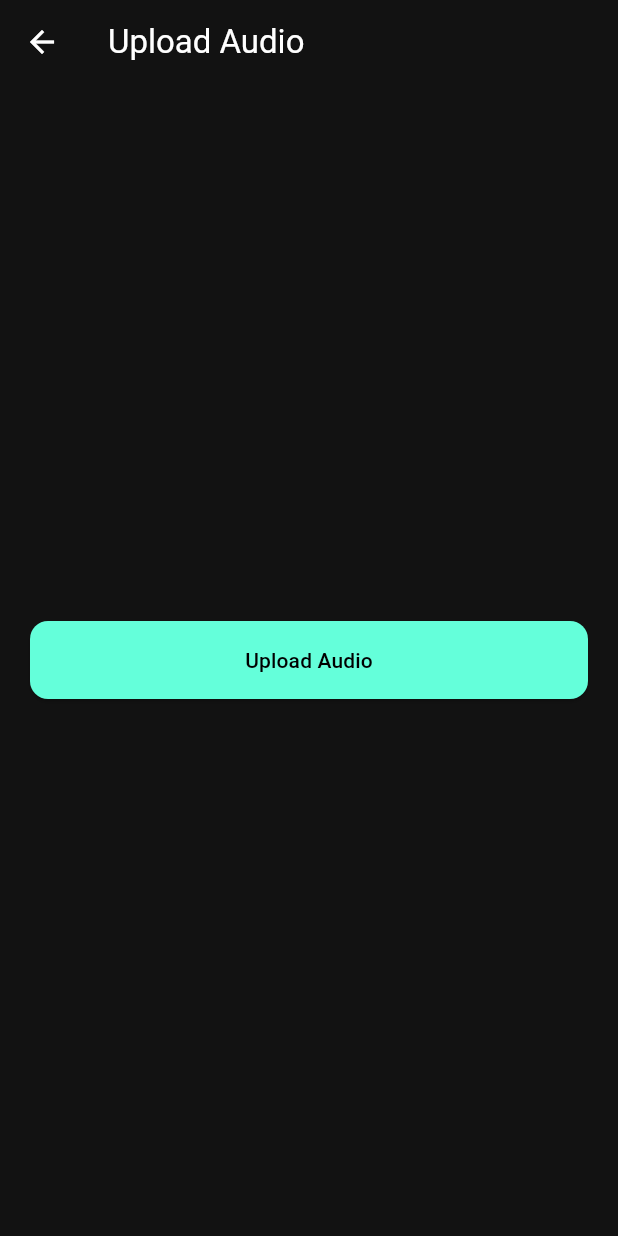
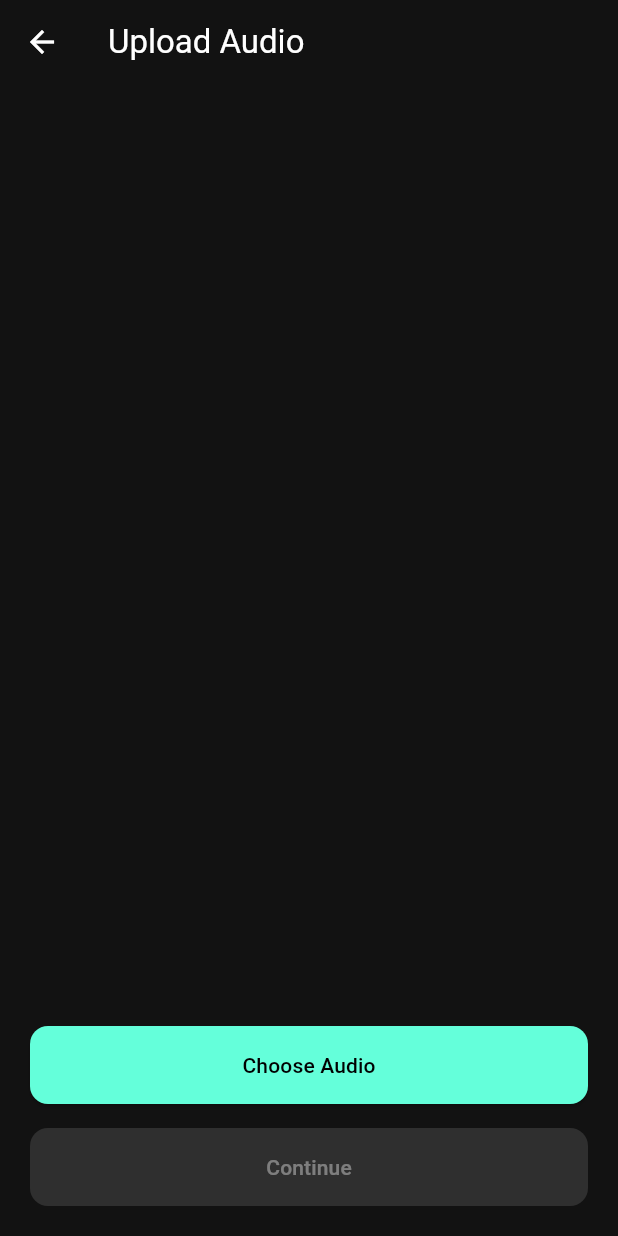
Before and after one commit to AlexPraxedes12/LearnSynth, a Flutter app: the AddContentScreen screen opened by its route, after a tap on "Upload Audio", on a phone screen of 412 x 824 dp. Run offline on Flutter 3.47's test engine with Material 3 defaults, Android fonts, the phone set to English and light mode, and no system bars; our stand-ins replace file_picker.

Commit message:
Replace audio recorder with file picker

```diff
--- a/frontend/learnsynth/lib/constants.dart
+++ b/frontend/learnsynth/lib/constants.dart
@@ -15,7 +15,8 @@ class Routes {
   static const String progress = '/progress';
   static const String addContent = '/add-content';
   static const String pdfPicker = '/pdf-picker';
-  static const String audioRecorder = '/audio-recorder';
+  static const String audio = '/audio';
   static const String videoPicker = '/video-picker';
   static const String projects = '/projects';
+  static const String processing = '/processing';
 }
--- a/frontend/learnsynth/lib/screens/add_content_screen.dart
+++ b/frontend/learnsynth/lib/screens/add_content_screen.dart
@@ -46,7 +46,7 @@ class AddContentScreen extends StatelessWidget {
               icon: Icons.mic,
               title: 'Upload Audio',
               description: 'Pick an audio file for transcription.',
-              onTap: () => Navigator.pushNamed(context, Routes.audioRecorder),
+              onTap: () => Navigator.pushNamed(context, Routes.audio),
             ),
             const SizedBox(height: 16),
             MethodCard(
--- /dev/null
+++ b/frontend/learnsynth/lib/screens/audio_picker_screen.dart
@@ -0,0 +1,99 @@
+import 'package:flutter/material.dart';
+import 'package:provider/provider.dart';
+import 'package:file_picker/file_picker.dart';
+import '../constants.dart';
+import '../content_provider.dart';
+import '../theme/app_theme.dart';
+import '../widgets/primary_button.dart';
+
+/// Allows the user to pick an audio file from the device.
+class AudioPickerScreen extends StatefulWidget {
+  const AudioPickerScreen({super.key});
+
+  @override
+  State<AudioPickerScreen> createState() => _AudioPickerScreenState();
+}
+
+class _AudioPickerScreenState extends State<AudioPickerScreen> {
+  String? _path;
+  String? _name;
+
+  Future<void> _pickAudio() async {
+    final result = await FilePicker.platform.pickFiles(
+      type: FileType.custom,
+      allowedExtensions: ['mp3', 'wav', 'm4a', 'aac', 'opus'],
+    );
+    if (!mounted) return;
+    if (result != null && result.files.single.path != null) {
+      setState(() {
+        _path = result.files.single.path!;
+        _name = result.files.single.name;
+      });
+    }
+  }
+
+  void _continue() {
+    if (_path == null) return;
+    Provider.of<ContentProvider>(context, listen: false).setAudioPath(_path!);
+    Navigator.pushNamed(context, Routes.processing);
+  }
+
+  @override
+  Widget build(BuildContext context) {
+    return Scaffold(
+      appBar: AppBar(title: const Text('Upload Audio')),
+      body: Padding(
+        padding: const EdgeInsets.all(20.0),
+        child: Column(
+          children: [
+            if (_path != null)
+              Card(
+                color: AppTheme.accentGray,
+                shape: RoundedRectangleBorder(
+                  borderRadius: BorderRadius.circular(12),
+                ),
+                elevation: 4,
+                child: Padding(
+                  padding: const EdgeInsets.all(16.0),
+                  child: Column(
+                    crossAxisAlignment: CrossAxisAlignment.start,
+                    children: [
+                      Text(
+                        _name ?? '',
+                        style: const TextStyle(
+                          fontWeight: FontWeight.bold,
+                        ),
+                      ),
+                      const SizedBox(height: 8),
+                      Text(_path ?? ''),
+                    ],
+                  ),
+                ),
+              ),
+            const Spacer(),
+            PrimaryButton(
+              label: 'Choose Audio',
+              onPressed: _pickAudio,
+            ),
+            const SizedBox(height: 16),
+            SizedBox(
+              width: double.infinity,
+              child: ElevatedButton(
+                style: ElevatedButton.styleFrom(
+                  backgroundColor: AppTheme.accentTeal,
+                  foregroundColor: Colors.black,
+                  padding: const EdgeInsets.symmetric(vertical: 16),
+                  shape: RoundedRectangleBorder(
+                    borderRadius: BorderRadius.circular(12),
+                  ),
+                ),
+                onPressed: _path != null ? _continue : null,
+                child: const Text('Continue'),
+              ),
+            ),
+          ],
+        ),
+      ),
+    );
+  }
+}
--- a/frontend/learnsynth/lib/screens/audio_recorder_screen.dart
+++ /dev/null
@@ -1,39 +0,0 @@
-import 'package:flutter/material.dart';
-import 'package:provider/provider.dart';
-import 'package:file_picker/file_picker.dart';
-import '../widgets/primary_button.dart';
-import '../constants.dart';
-import '../content_provider.dart';
-
-/// Allows the user to pick an existing audio file.
-class AudioRecorderScreen extends StatelessWidget {
-  const AudioRecorderScreen({super.key});
-
-  Future<void> _pickAudio(BuildContext context) async {
-    final result = await FilePicker.platform.pickFiles(
-      type: FileType.custom,
-      allowedExtensions: ['mp3', 'wav', 'm4a', 'aac', 'opus'],
-    );
-    if (result != null && result.files.single.path != null && context.mounted) {
-      Provider.of<ContentProvider>(context, listen: false)
-          .setAudioPath(result.files.single.path!);
-      Navigator.pushNamed(context, Routes.loading);
-    }
-  }
-
-  @override
-  Widget build(BuildContext context) {
-    return Scaffold(
-      appBar: AppBar(title: const Text('Upload Audio')),
-      body: Padding(
-        padding: const EdgeInsets.all(20.0),
-        child: Center(
-          child: PrimaryButton(
-            label: 'Upload Audio',
-            onPressed: () => _pickAudio(context),
-          ),
-        ),
-      ),
-    );
-  }
-}
--- a/frontend/learnsynth/pubspec.yaml
+++ b/frontend/learnsynth/pubspec.yaml
@@ -33,7 +33,7 @@ dependencies:
     sdk: flutter
 
   # Allows picking local files for the mocked upload flow.
-  file_picker: ^5.2.10
+  file_picker: ^6.1.1
   path_provider: ^2.1.1
   provider: ^6.1.1
 
```
Also changed, not shown: frontend/learnsynth/lib/main.dart (+6 -2 lines).
